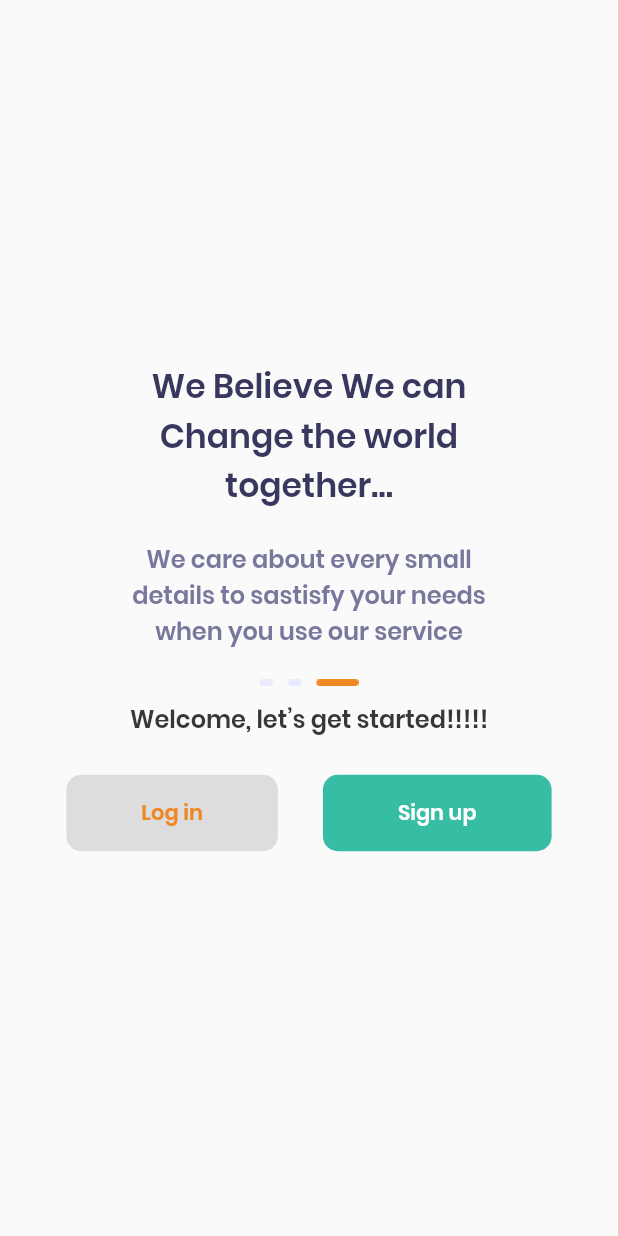
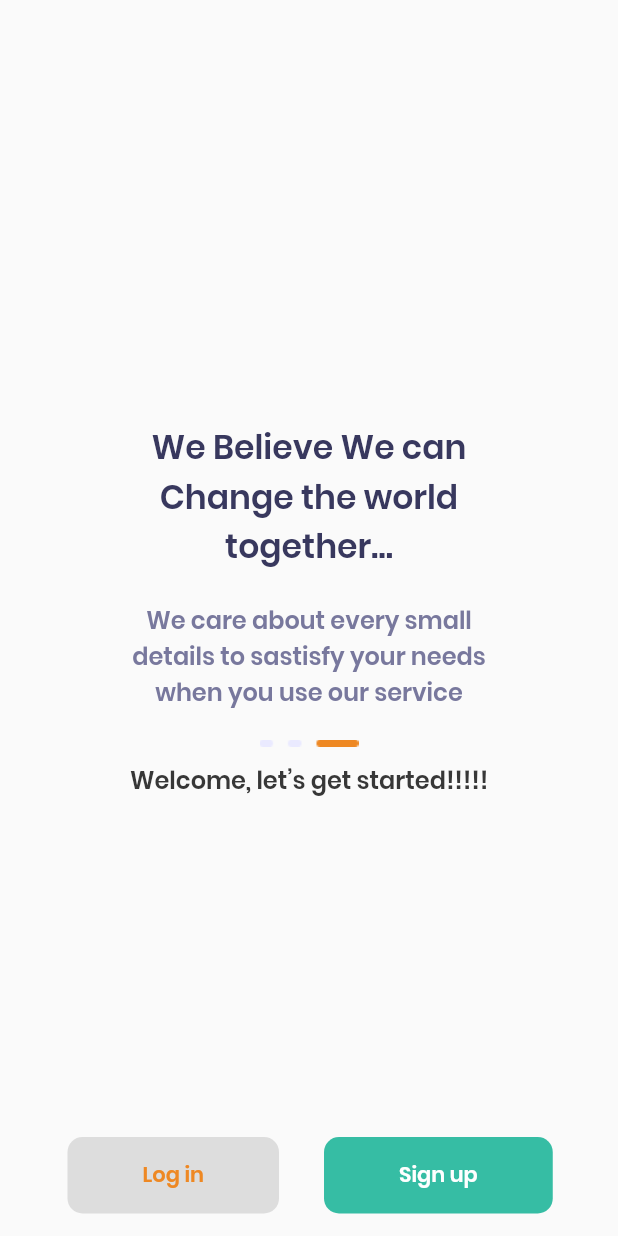
Before and after one commit to usama62/voila, a Flutter app: the screen it shows after launch, on a phone screen of 412 x 824 dp. Run offline on Flutter 3.47's test engine with Material 2 defaults, Android fonts, the light colour scheme and no system bars.

Commit message:
splash scrreen

```diff
--- a/lib/main.dart
+++ b/lib/main.dart
@@ -35,8 +35,9 @@ class _MyHomePageState extends State<MyHomePage> {
   @override
   Widget build(BuildContext context) {
     return Scaffold(
-      body: Center(
-        child: Column(
+      body: Stack(
+          children: [
+            Column(
               mainAxisAlignment: MainAxisAlignment.center,
               children: [
                 const Padding(
@@ -61,9 +62,12 @@ class _MyHomePageState extends State<MyHomePage> {
                     textAlign: TextAlign.center,
                   ),
                 ),
-            Row(
-              mainAxisAlignment: MainAxisAlignment.center,
-              crossAxisAlignment: CrossAxisAlignment.end,
+              ],
+            ),
+            Positioned(
+              bottom: 0,
+              left: 30,
+              child: Row(
                 children: [
                   Padding(
                     padding: const EdgeInsets.all(15.0),
@@ -99,8 +103,8 @@ class _MyHomePageState extends State<MyHomePage> {
                   ),
                 ],
               ),
+            ),
           ],
-        ),
       ), // This trailing comma makes auto-formatting nicer for build methods.
     );
   }
```
Also changed, not shown: assets/images/voila-logo.png (added). Lines whose indentation alone changed are shown as unchanged.
